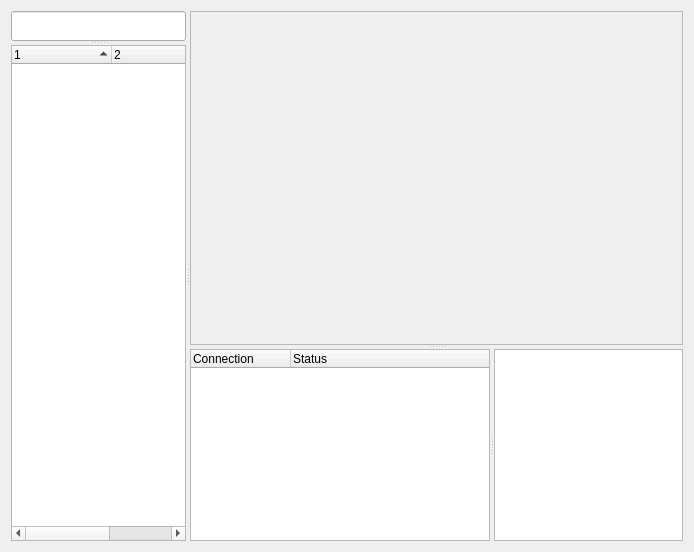
a-ilin/vidalia, file src/vidalia/network/NetViewer.ui: the form before one commit.
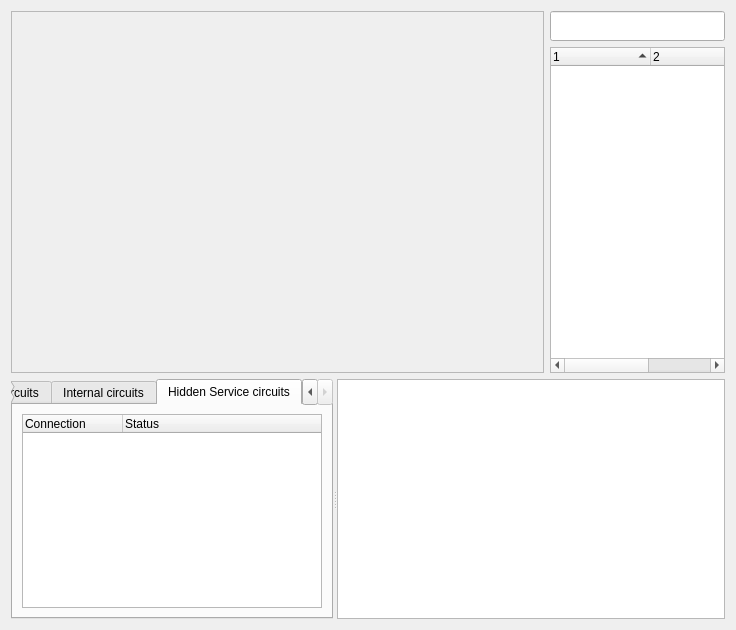
The form after the commit. Icons and pictures are not drawn. Custom widgets are drawn as their Qt base class.

Commit message:
Implement circuit clasification inside the Network Map
Also, remove some whitespace

```diff
--- a/src/vidalia/network/NetViewer.ui
+++ b/src/vidalia/network/NetViewer.ui
@@ -6,50 +6,20 @@
    <rect>
     <x>0</x>
     <y>0</y>
-    <width>694</width>
-    <height>552</height>
+    <width>736</width>
+    <height>630</height>
    </rect>
   </property>
   <property name="windowTitle">
    <string>Network Map</string>
   </property>
-  <layout class="QVBoxLayout" name="verticalLayout">
+  <layout class="QVBoxLayout" name="verticalLayout_7">
    <item>
     <layout class="QHBoxLayout" name="horizontalLayout"/>
    </item>
    <item>
-    <widget class="QSplitter" name="splitter">
-     <property name="contextMenuPolicy">
-      <enum>Qt::NoContextMenu</enum>
-     </property>
-     <property name="orientation">
-      <enum>Qt::Horizontal</enum>
-     </property>
-     <property name="childrenCollapsible">
-      <bool>false</bool>
-     </property>
-     <widget class="QSplitter" name="splitter4">
-      <property name="sizePolicy">
-       <sizepolicy hsizetype="Preferred" vsizetype="Preferred">
-        <horstretch>1</horstretch>
-        <verstretch>0</verstretch>
-       </sizepolicy>
-      </property>
-      <property name="minimumSize">
-       <size>
-        <width>175</width>
-        <height>0</height>
-       </size>
-      </property>
-      <property name="contextMenuPolicy">
-       <enum>Qt::NoContextMenu</enum>
-      </property>
-      <property name="orientation">
-       <enum>Qt::Vertical</enum>
-      </property>
-      <property name="childrenCollapsible">
-       <bool>false</bool>
-      </property>
+    <layout class="QGridLayout" name="gridLayout_6">
+     <item row="0" column="1">
       <widget class="QLineEdit" name="lineRouterSearch">
        <property name="minimumSize">
         <size>
@@ -64,6 +34,8 @@
         </size>
        </property>
       </widget>
+     </item>
+     <item row="1" column="1">
       <widget class="RouterListWidget" name="treeRouterList">
        <property name="sizePolicy">
         <sizepolicy hsizetype="Preferred" vsizetype="Expanding">
@@ -111,23 +83,8 @@
         </property>
        </column>
       </widget>
-     </widget>
-     <widget class="QSplitter" name="splitter3">
-      <property name="sizePolicy">
-       <sizepolicy hsizetype="Preferred" vsizetype="Preferred">
-        <horstretch>100</horstretch>
-        <verstretch>0</verstretch>
-       </sizepolicy>
-      </property>
-      <property name="contextMenuPolicy">
-       <enum>Qt::NoContextMenu</enum>
-      </property>
-      <property name="orientation">
-       <enum>Qt::Vertical</enum>
-      </property>
-      <property name="childrenCollapsible">
-       <bool>false</bool>
-      </property>
+     </item>
+     <item row="0" column="0" rowspan="2">
       <widget class="QFrame" name="frmMap">
        <property name="sizePolicy">
         <sizepolicy hsizetype="Expanding" vsizetype="Expanding">
@@ -150,41 +107,32 @@
        <property name="frameShadow">
         <enum>QFrame::Raised</enum>
        </property>
-       <layout class="QHBoxLayout">
-        <property name="spacing">
-         <number>6</number>
-        </property>
-        <property name="margin">
-         <number>9</number>
-        </property>
-        <item>
-         <layout class="QGridLayout" name="gridLayout">
-          <property name="margin">
-           <number>0</number>
-          </property>
-          <property name="spacing">
-           <number>6</number>
-          </property>
-         </layout>
+       <layout class="QGridLayout" name="gridLayout_5">
+        <item row="0" column="0">
+         <layout class="QGridLayout" name="gridLayout"/>
         </item>
        </layout>
       </widget>
-      <widget class="QSplitter" name="splitter2">
-       <property name="sizePolicy">
-        <sizepolicy hsizetype="Expanding" vsizetype="Minimum">
-         <horstretch>100</horstretch>
-         <verstretch>1</verstretch>
-        </sizepolicy>
-       </property>
-       <property name="contextMenuPolicy">
-        <enum>Qt::NoContextMenu</enum>
-       </property>
+     </item>
+    </layout>
+   </item>
+   <item>
+    <widget class="QSplitter" name="splitter">
        <property name="orientation">
         <enum>Qt::Horizontal</enum>
        </property>
-       <property name="childrenCollapsible">
-        <bool>false</bool>
-       </property>
+     <widget class="QTabWidget" name="tabWidget">
+      <property name="currentIndex">
+       <number>2</number>
+      </property>
+      <widget class="QWidget" name="tab">
+       <attribute name="title">
+        <string>Exit circuits</string>
+       </attribute>
+       <layout class="QVBoxLayout" name="verticalLayout_2">
+        <item>
+         <layout class="QVBoxLayout" name="verticalLayout">
+          <item>
        <widget class="CircuitListWidget" name="treeCircuitList">
         <property name="sizePolicy">
          <sizepolicy hsizetype="Preferred" vsizetype="Preferred">
@@ -221,6 +169,122 @@
          </property>
         </column>
        </widget>
+          </item>
+         </layout>
+        </item>
+       </layout>
+      </widget>
+      <widget class="QWidget" name="tab_2">
+       <attribute name="title">
+        <string>Internal circuits</string>
+       </attribute>
+       <layout class="QVBoxLayout" name="verticalLayout_4">
+        <item>
+         <layout class="QVBoxLayout" name="verticalLayout_3">
+          <item>
+           <widget class="CircuitListWidget" name="treeInternalCircuitList">
+            <property name="sizePolicy">
+             <sizepolicy hsizetype="Preferred" vsizetype="Preferred">
+              <horstretch>100</horstretch>
+              <verstretch>100</verstretch>
+             </sizepolicy>
+            </property>
+            <property name="minimumSize">
+             <size>
+              <width>300</width>
+              <height>0</height>
+             </size>
+            </property>
+            <property name="contextMenuPolicy">
+             <enum>Qt::CustomContextMenu</enum>
+            </property>
+            <property name="statusTip">
+             <string/>
+            </property>
+            <property name="frameShape">
+             <enum>QFrame::StyledPanel</enum>
+            </property>
+            <property name="frameShadow">
+             <enum>QFrame::Sunken</enum>
+            </property>
+            <property name="sortingEnabled">
+             <bool>false</bool>
+            </property>
+            <property name="columnCount">
+             <number>2</number>
+            </property>
+            <column>
+             <property name="text">
+              <string>Connection</string>
+             </property>
+            </column>
+            <column>
+             <property name="text">
+              <string>Status</string>
+             </property>
+            </column>
+           </widget>
+          </item>
+         </layout>
+        </item>
+       </layout>
+      </widget>
+      <widget class="QWidget" name="tab_3">
+       <attribute name="title">
+        <string>Hidden Service circuits</string>
+       </attribute>
+       <layout class="QVBoxLayout" name="verticalLayout_6">
+        <item>
+         <layout class="QVBoxLayout" name="verticalLayout_5">
+          <item>
+           <widget class="CircuitListWidget" name="treeHSCircuitList">
+            <property name="sizePolicy">
+             <sizepolicy hsizetype="Preferred" vsizetype="Preferred">
+              <horstretch>100</horstretch>
+              <verstretch>100</verstretch>
+             </sizepolicy>
+            </property>
+            <property name="minimumSize">
+             <size>
+              <width>300</width>
+              <height>0</height>
+             </size>
+            </property>
+            <property name="contextMenuPolicy">
+             <enum>Qt::CustomContextMenu</enum>
+            </property>
+            <property name="statusTip">
+             <string/>
+            </property>
+            <property name="frameShape">
+             <enum>QFrame::StyledPanel</enum>
+            </property>
+            <property name="frameShadow">
+             <enum>QFrame::Sunken</enum>
+            </property>
+            <property name="sortingEnabled">
+             <bool>false</bool>
+            </property>
+            <property name="columnCount">
+             <number>2</number>
+            </property>
+            <column>
+             <property name="text">
+              <string>Connection</string>
+             </property>
+            </column>
+            <column>
+             <property name="text">
+              <string>Status</string>
+             </property>
+            </column>
+           </widget>
+          </item>
+         </layout>
+        </item>
+       </layout>
+      </widget>
+     </widget>
        <widget class="RouterDescriptorView" name="textRouterInfo">
         <property name="sizePolicy">
          <sizepolicy hsizetype="Preferred" vsizetype="Preferred">
@@ -234,8 +298,6 @@
         <property name="readOnly">
          <bool>true</bool>
         </property>
-       </widget>
-      </widget>
      </widget>
     </widget>
    </item>
```
Lines whose indentation alone changed are shown as unchanged. The commit also changes 6 other files.
